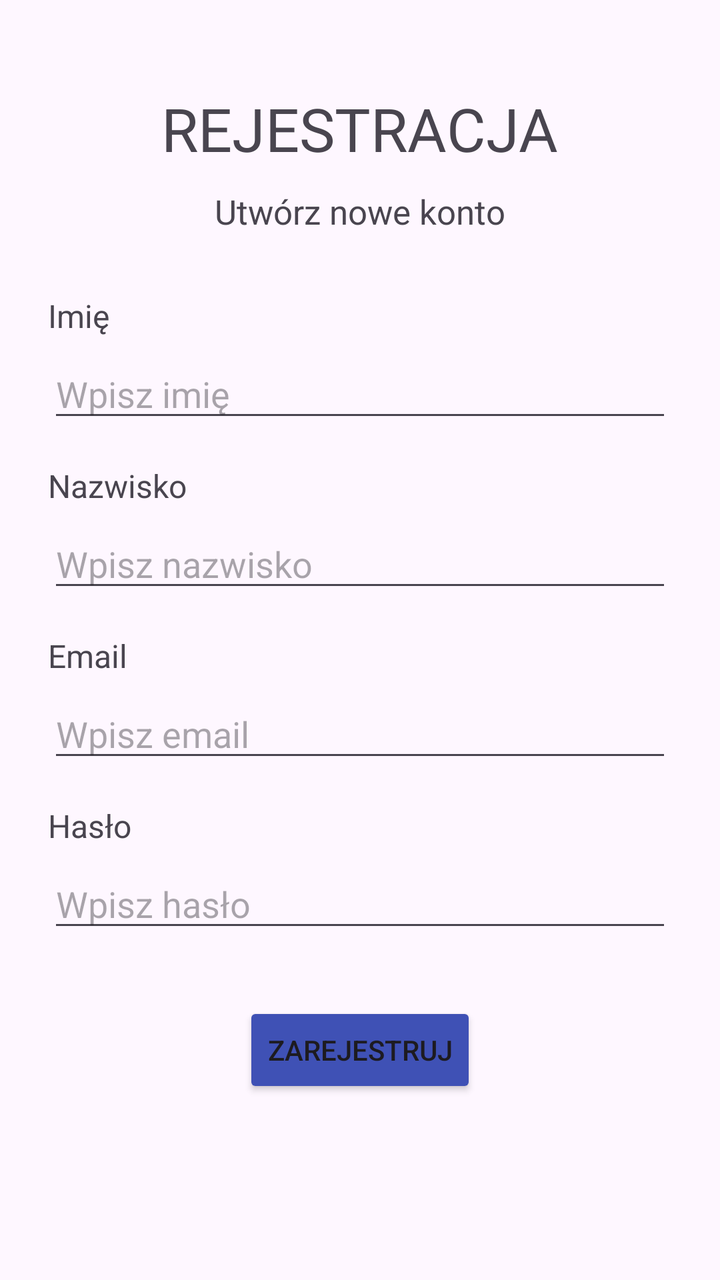
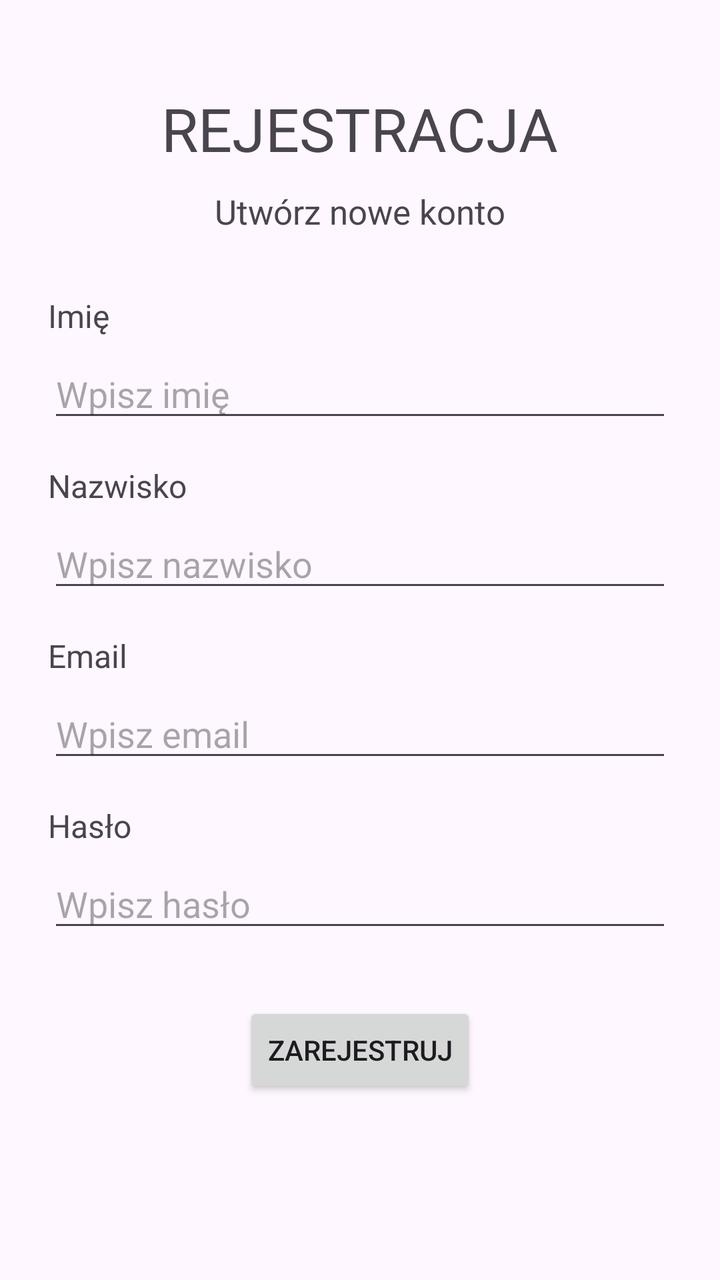

Compare the two renders of this Android layout. The source of the first and the diff that turns it into the second are given below.
<!-- AndroidManifest.xml: application theme Theme.RejestracjaKonta -->
<!-- res/layout/activity_main.xml -->
<?xml version="1.0" encoding="utf-8"?>
<LinearLayout xmlns:android="http://schemas.android.com/apk/res/android"
    xmlns:app="http://schemas.android.com/apk/res-auto"
    xmlns:tools="http://schemas.android.com/tools"
    android:id="@+id/main"
    android:layout_width="match_parent"
    android:layout_height="match_parent"
    tools:context=".MainActivity"
    android:padding="24dp"
    android:orientation="vertical">

    <TextView
        android:id="@+id/register"
        android:layout_width="wrap_content"
        android:layout_height="wrap_content"
        android:text="REJESTRACJA"
        android:layout_gravity="center"
        android:textSize="30sp"
        android:layout_marginTop="20dp"/>

    <TextView
        android:id="@+id/createaccount"
        android:layout_width="wrap_content"
        android:layout_height="wrap_content"
        android:text="Utwórz nowe konto"
        android:layout_gravity="center"
        android:textSize="17sp"
        android:layout_marginTop="10dp"/>

    <TextView
        android:id="@+id/name"
        android:layout_width="match_parent"
        android:layout_height="wrap_content"
        android:text="Imię"
        android:textSize="16sp"
        android:layout_marginTop="30dp"/>

    <EditText
        android:id="@+id/editTextName"
        android:layout_width="match_parent"
        android:layout_height="wrap_content"
        android:ems="10"
        android:inputType="text"
        android:hint="Wpisz imię"
        android:layout_marginTop="6dp"/>

    <TextView
        android:id="@+id/surname"
        android:layout_width="match_parent"
        android:layout_height="wrap_content"
        android:text="Nazwisko"
        android:textSize="16sp"
        android:layout_marginTop="16dp"/>

    <EditText
        android:id="@+id/editTextSurname"
        android:layout_width="match_parent"
        android:layout_height="wrap_content"
        android:ems="10"
        android:inputType="text"
        android:hint="Wpisz nazwisko"
        android:layout_marginTop="6dp"/>

    <TextView
        android:id="@+id/email"
        android:layout_width="match_parent"
        android:layout_height="wrap_content"
        android:text="Email"
        android:textSize="16sp"
        android:layout_marginTop="16dp"/>

    <EditText
        android:id="@+id/editTextEmail"
        android:layout_width="match_parent"
        android:layout_height="wrap_content"
        android:ems="10"
        android:inputType="textEmailAddress"
        android:hint="Wpisz email"
        android:layout_marginTop="6dp"/>

    <TextView
        android:id="@+id/password"
        android:layout_width="match_parent"
        android:layout_height="wrap_content"
        android:text="Hasło"
        android:textSize="16sp"
        android:layout_marginTop="16dp"/>

    <EditText
        android:id="@+id/editTextPassword"
        android:layout_width="match_parent"
        android:layout_height="wrap_content"
        android:ems="10"
        android:inputType="textPassword"
        android:hint="Wpisz hasło"
        android:layout_marginTop="6dp"/>

    <Button
        android:id="@+id/buttonRegister"
        android:layout_width="wrap_content"
        android:layout_height="wrap_content"
        android:text="ZAREJESTRUJ"
        android:layout_gravity="center"
        android:backgroundTint="#3F51B5"
        android:layout_marginTop="30dp" />

</LinearLayout>
<!-- resources referenced by this layout -->
<resources>
  <style name="Theme.RejestracjaKonta" parent="Base.Theme.RejestracjaKonta" />
  <style name="Base.Theme.RejestracjaKonta" parent="Theme.Material3.DayNight.NoActionBar">
          
          
      </style>
</resources>

<!-- the commit's change to res/layout/activity_main.xml (unified diff, before → after) -->
@@ -101,7 +101,6 @@
         android:layout_height="wrap_content"
         android:text="ZAREJESTRUJ"
         android:layout_gravity="center"
-        android:backgroundTint="#3F51B5"
         android:layout_marginTop="30dp" />
 
 </LinearLayout>
